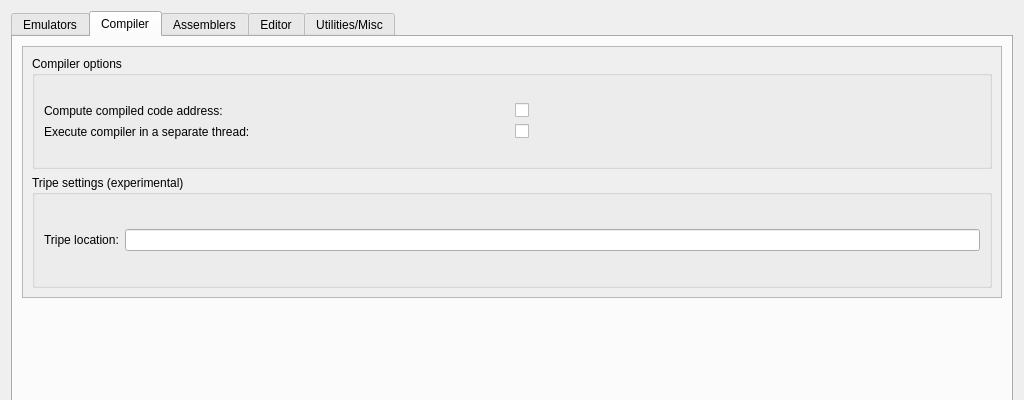
Above: source/dialogs/dialogtrsesettings.ui from leuat/TRSE before the change; both pictures show x 0 to 1024 and y 0 to 400 of the 1024 by 600 pixel window. Below: the same form after it.
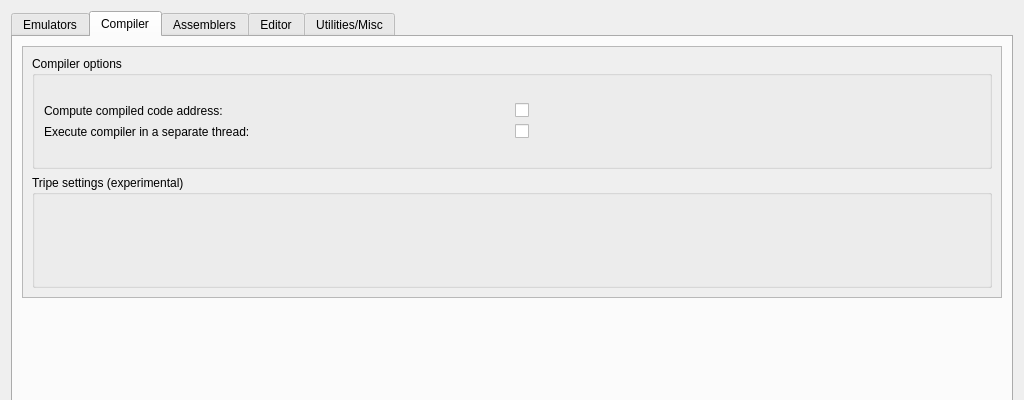
That is the form after the change. The open tabs and pages were chosen to show the change.

Commit message: feat: full Tripe support in TRSE, first version

```diff
--- a/source/dialogs/dialogtrsesettings.ui
+++ b/source/dialogs/dialogtrsesettings.ui
@@ -1328,8 +1328,8 @@
              <rect>
               <x>0</x>
               <y>0</y>
-              <width>968</width>
-              <height>231</height>
+              <width>972</width>
+              <height>234</height>
              </rect>
             </property>
             <layout class="QGridLayout" name="gridLayout_29">
@@ -1379,18 +1379,7 @@
                <property name="title">
                 <string>Tripe settings (experimental)</string>
                </property>
-               <layout class="QGridLayout" name="gridLayout_16">
-                <item row="0" column="0">
-                 <widget class="QLabel" name="label_27">
-                  <property name="text">
-                   <string>Tripe location:</string>
-                  </property>
-                 </widget>
-                </item>
-                <item row="0" column="1">
-                 <widget class="QLineEdit" name="leTripeLoc"/>
-                </item>
-               </layout>
+               <layout class="QGridLayout" name="gridLayout_16"/>
               </widget>
              </item>
             </layout>
```
Left out of the diff: 18 changed lines with no effect on the pictures. The commit also changes 43 other files.
